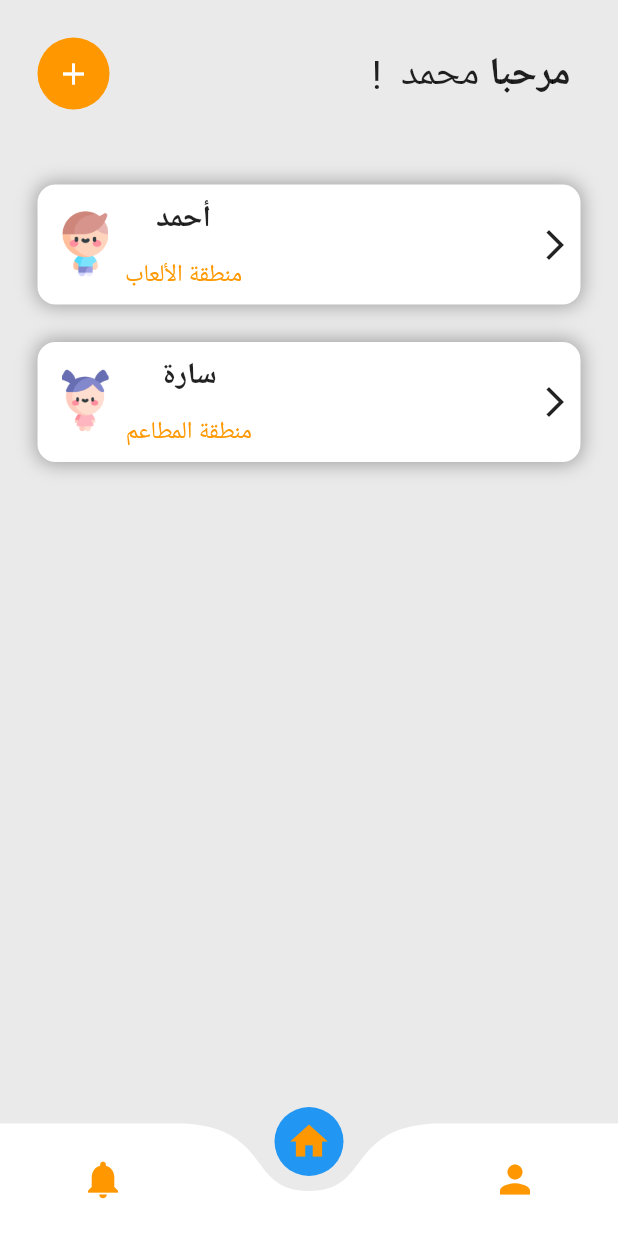
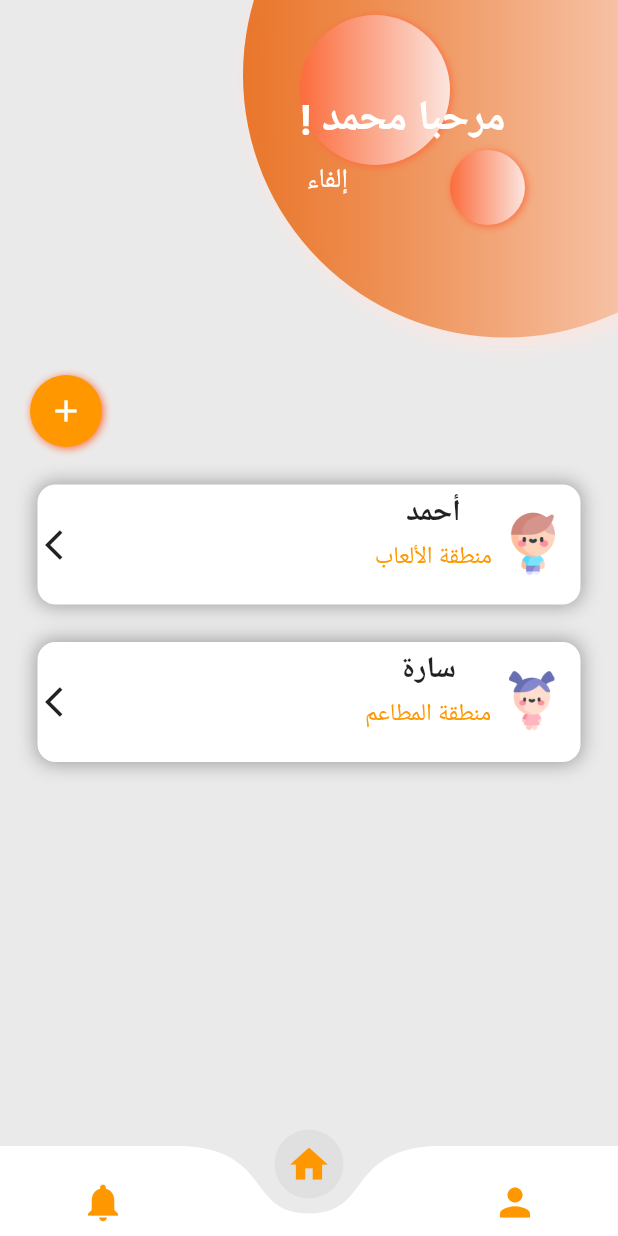
Before and after one commit to Deenalbuali/2022-GP1-3, a Flutter app: the screen it shows after launch, on a phone screen of 412 x 824 dp. Run offline on Flutter 3.47's test engine with Material 2 defaults, Android fonts, the phone set to English and light mode, and no system bars; drawn by our look-alikes of curved_navigation_bar; our stand-ins replace firebase_core, font_awesome_flutter; accounts and stored records are empty.

Commit message:
Navigation

```diff
--- a/elfaa/lib/main.dart
+++ b/elfaa/lib/main.dart
@@ -1,5 +1,6 @@
 //import 'package:firebase_core/firebase_core.dart';
 import 'package:elfaa/screens/Homepage/Home_page.dart';
+import 'package:elfaa/screens/Homepage/navPage.dart';
 import 'package:flutter/material.dart';
 //import 'package:cloud_firestore/cloud_firestore.dart';
 import 'package:elfaa/screens/Welcome/welcome.dart';
@@ -43,7 +44,7 @@ class MyApp extends StatelessWidget {
               borderSide: BorderSide.none,
             ),
           )),
-      home: const HomePage(),
+      home: NavPage(),
     );
   }
 }
--- a/elfaa/lib/screens/Homepage/Home_page.dart
+++ b/elfaa/lib/screens/Homepage/Home_page.dart
@@ -2,55 +2,40 @@ import 'package:elfaa/screens/login/login_screen.dart';
 import 'package:elfaa/screens/mngChildInfo/addChild.dart';
 import 'package:curved_navigation_bar/curved_navigation_bar.dart';
 import 'package:elfaa/screens/Homepage/childrenList.dart';
+import 'package:elfaa/screens/notificationPage/Notepage.dart';
 import 'package:flutter/material.dart';
+import 'package:font_awesome_flutter/font_awesome_flutter.dart';
 
-int _page = 0;
+int index = 1;
+final Color color1 = Color.fromARGB(215, 231, 97, 8);
+final Color color2 = Color.fromARGB(255, 252, 229, 223);
+final Color color3 = Color.fromARGB(255, 251, 108, 60);
 
-class HomePage extends StatefulWidget {
+class HomePage extends StatelessWidget {
   const HomePage({super.key});
 
-  @override
-  State<HomePage> createState() => _HomePageState();
-}
-
-class _HomePageState extends State<HomePage> {
-  int index = 1;
-  final screen = [HomePage(), NotePage(), LoginScreen()];
   @override
   Widget build(BuildContext context) {
     return Scaffold(
       backgroundColor: Color.fromARGB(255, 235, 234, 234),
-      floatingActionButtonLocation: FloatingActionButtonLocation.centerDocked,
-      bottomNavigationBar: CurvedNavigationBar(
-          buttonBackgroundColor: Colors.blue,
-          index: index,
-          backgroundColor: Color.fromARGB(255, 235, 234, 234),
-          animationDuration: Duration(milliseconds: 300),
-          onTap: (index) {
-            setState(() {
-              _page = index;
-            });
-          },
-          items: [
-            Icon(Icons.notifications, color: Colors.orange, size: 30),
-            Icon(Icons.home, color: Colors.orange, size: 30),
-            Icon(
-              Icons.person,
-              color: Colors.orange,
-              size: 30,
-            )
-          ]),
-      body: SafeArea(
-        child: Column(children: [
-          Padding(
-            padding:
-                const EdgeInsets.symmetric(horizontal: 25.0, vertical: 25.0),
-            child: Row(
-              mainAxisAlignment: MainAxisAlignment.spaceBetween,
+      body: SingleChildScrollView(
+        child: Column(children: <Widget>[
+          _buildHeader(),
+          Row(
             children: [
+              SizedBox(
+                width: 20,
+              ),
               Container(
                   decoration: BoxDecoration(
-                        color: Colors.orange, shape: BoxShape.circle),
+                      color: Colors.orange,
+                      shape: BoxShape.circle,
+                      boxShadow: [
+                        BoxShadow(
+                            color: color3,
+                            offset: Offset(1.0, 1.0),
+                            blurRadius: 4.0)
+                      ]),
                   child: IconButton(
                     onPressed: () {
                       Navigator.push(
@@ -61,21 +46,7 @@ class _HomePageState extends State<HomePage> {
                     icon: Icon(Icons.add),
                     color: Colors.white,
                   )),
-                Row(
-                  children: [
-                    Text(
-                      "! " ' محمد ',
-                      style: TextStyle(fontSize: 26),
-                    ),
-                    Text(
-                      'مرحبا ',
-                      style:
-                          TextStyle(fontSize: 26, fontWeight: FontWeight.bold),
-                    ),
             ],
-                )
-              ],
-            ),
           ),
           Padding(
             padding: const EdgeInsets.all(25.0),
@@ -96,4 +67,86 @@ class _HomePageState extends State<HomePage> {
       ),
     );
   }
+
+  Container _buildHeader() {
+    return Container(
+      height: 250,
+      width: double.infinity,
+      child: Stack(
+        children: <Widget>[
+          Positioned(
+            bottom: 0,
+            right: -100,
+            top: -150,
+            child: Container(
+              width: 350,
+              decoration: BoxDecoration(
+                  shape: BoxShape.circle,
+                  gradient: LinearGradient(colors: [color1, color2]),
+                  boxShadow: [
+                    BoxShadow(
+                        color: color2,
+                        offset: Offset(4.0, 4.0),
+                        blurRadius: 10.0)
+                  ]),
+            ),
+          ),
+          Positioned(
+            top: 10,
+            left: 200,
+            child: Container(
+              width: 100,
+              height: 100,
+              decoration: BoxDecoration(
+                  shape: BoxShape.circle,
+                  gradient: LinearGradient(colors: [color3, color2]),
+                  boxShadow: [
+                    BoxShadow(
+                        color: color3,
+                        offset: Offset(1.0, 1.0),
+                        blurRadius: 4.0)
+                  ]),
+            ),
+          ),
+          Positioned(
+            top: 100,
+            left: 300,
+            child: Container(
+              width: 50,
+              height: 50,
+              decoration: BoxDecoration(
+                  shape: BoxShape.circle,
+                  gradient: LinearGradient(colors: [color3, color2]),
+                  boxShadow: [
+                    BoxShadow(
+                        color: color3,
+                        offset: Offset(1.0, 1.0),
+                        blurRadius: 4.0)
+                  ]),
+            ),
+          ),
+          Container(
+            margin: const EdgeInsets.only(top: 60, left: 200),
+            child: Column(
+              crossAxisAlignment: CrossAxisAlignment.start,
+              children: <Widget>[
+                Text(
+                  "! " "مرحبا محمد",
+                  style: TextStyle(
+                      color: Colors.white,
+                      fontSize: 28.0,
+                      fontWeight: FontWeight.w700),
+                ),
+                SizedBox(height: 10.0),
+                Text(
+                  " إلفاء",
+                  style: TextStyle(color: Colors.white, fontSize: 18.0),
+                )
+              ],
+            ),
+          )
+        ],
+      ),
+    );
   }
+}
--- a/elfaa/lib/screens/Homepage/childrenList.dart
+++ b/elfaa/lib/screens/Homepage/childrenList.dart
@@ -28,15 +28,12 @@ class childrenList extends StatelessWidget {
         child: Row(
           mainAxisAlignment: MainAxisAlignment.spaceBetween,
           children: [
+            Icon(Icons.arrow_back_ios),
             Row(
               children: [
-                Container(
-                  padding: EdgeInsets.all(11),
-                  child: Image.asset(childImagePath),
-                ),
                 Column(
                   //crossAxisAlignment: CrossAxisAlignment.start,
-                  mainAxisAlignment: MainAxisAlignment.spaceEvenly,
+                  //mainAxisAlignment: MainAxisAlignment.spaceEvenly,
 
                   children: [
                     Text(
@@ -51,9 +48,12 @@ class childrenList extends StatelessWidget {
                         style: TextStyle(fontSize: 16, color: Colors.orange))
                   ],
                 ),
+                Container(
+                  padding: EdgeInsets.all(12),
+                  child: Image.asset(childImagePath),
+                ),
               ],
             ),
-            Icon(Icons.arrow_forward_ios),
           ],
         ),
       ),
--- /dev/null
+++ b/elfaa/lib/screens/Homepage/navPage.dart
@@ -0,0 +1,51 @@
+import 'package:elfaa/screens/Homepage/Home_page.dart';
+import 'package:elfaa/screens/login/login_screen.dart';
+import 'package:elfaa/screens/mngChildInfo/addChild.dart';
+import 'package:curved_navigation_bar/curved_navigation_bar.dart';
+import 'package:elfaa/screens/Homepage/childrenList.dart';
+import 'package:elfaa/screens/notificationPage/Notepage.dart';
+import 'package:flutter/material.dart';
+
+class NavPage extends StatefulWidget {
+  const NavPage({super.key});
+
+  @override
+  State<NavPage> createState() => _NavPageState();
+}
+
+class _NavPageState extends State<NavPage> {
+  final navigationKey = GlobalKey<CurvedNavigationBarState>();
+  final screens = [NotePage(), HomePage()];
+  int index = 1;
+  @override
+  Widget build(BuildContext context) {
+    final items = <Widget>[
+      Icon(Icons.notifications, color: Colors.orange, size: 30),
+      Icon(Icons.home, color: Colors.orange, size: 30),
+      Icon(
+        Icons.person,
+        color: Colors.orange,
+        size: 30,
+      )
+    ];
+    return Scaffold(
+      extendBody: true,
+      backgroundColor: Color.fromARGB(255, 235, 234, 234),
+      body: screens[index],
+      bottomNavigationBar: Theme(
+          data: Theme.of(context).copyWith(
+            iconTheme: IconThemeData(color: Colors.orange),
+          ),
+          child: CurvedNavigationBar(
+            color: Colors.white,
+            buttonBackgroundColor: Colors.grey[300],
+            animationDuration: Duration(milliseconds: 300),
+            backgroundColor: Colors.transparent,
+            height: 60,
+            index: index,
+            items: items,
+            onTap: (index) => setState(() => this.index = index),
+          )),
+    );
+  }
+}
--- /dev/null
+++ b/elfaa/lib/screens/notificationPage/Notepage.dart
@@ -0,0 +1,56 @@
+import 'package:elfaa/screens/mngChildInfo/addChild.dart';
+import 'package:curved_navigation_bar/curved_navigation_bar.dart';
+import 'package:elfaa/screens/Homepage/childrenList.dart';
+import 'package:flutter/material.dart';
+
+class NotePage extends StatelessWidget {
+  int index = 0;
+  //const NotePage({super.key});
+
+  @override
+  Widget build(BuildContext context) {
+    return Scaffold(
+      backgroundColor: Color.fromARGB(255, 235, 234, 234),
+      body: SafeArea(
+        child: Column(children: [
+          Padding(
+            padding:
+                const EdgeInsets.symmetric(horizontal: 25.0, vertical: 25.0),
+            child: Row(
+              mainAxisAlignment: MainAxisAlignment.spaceBetween,
+              children: [
+                Container(
+                  decoration: BoxDecoration(
+                      color: Colors.orange, shape: BoxShape.circle),
+                ),
+                Row(
+                  children: [
+                    Text(
+                      ' التنبيهات ',
+                      style: TextStyle(fontSize: 26),
+                    ),
+                  ],
+                )
+              ],
+            ),
+          ),
+          Padding(
+            padding: const EdgeInsets.all(25.0),
+            child: Column(
+              children: [
+                childrenList(
+                    childImagePath: 'assets/images/ahmad.png',
+                    childName: 'أحمد',
+                    zoneName: "!" 'تم إيجاد طفلك '),
+                childrenList(
+                    childImagePath: 'assets/images/sarah.png',
+                    childName: 'سارة',
+                    zoneName: "!" 'تم إيجاد طفلك '),
+              ],
+            ),
+          )
+        ]),
+      ),
+    );
+  }
+}
--- a/elfaa/pubspec.yaml
+++ b/elfaa/pubspec.yaml
@@ -37,7 +37,7 @@ dependencies:
   firebase_auth: ^3.11.2
   firebase_analytics: ^9.3.8
   curved_navigation_bar: ^1.0.3
-
+  font_awesome_flutter: ^10.2.1
   # The following adds the Cupertino Icons font to your application.
   # Use with the CupertinoIcons class for iOS style icons.
   cupertino_icons: ^1.0.2
```
Also changed, not shown: elfaa/pubspec.lock, 1 other file. Lines whose indentation alone changed are shown as unchanged.
